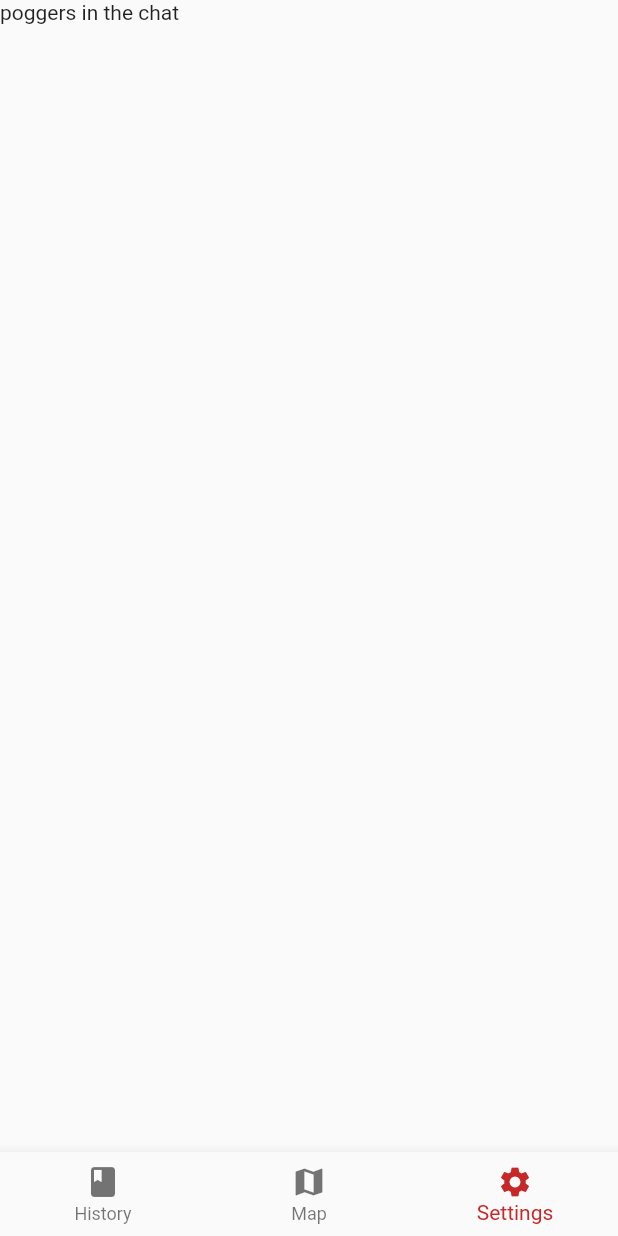
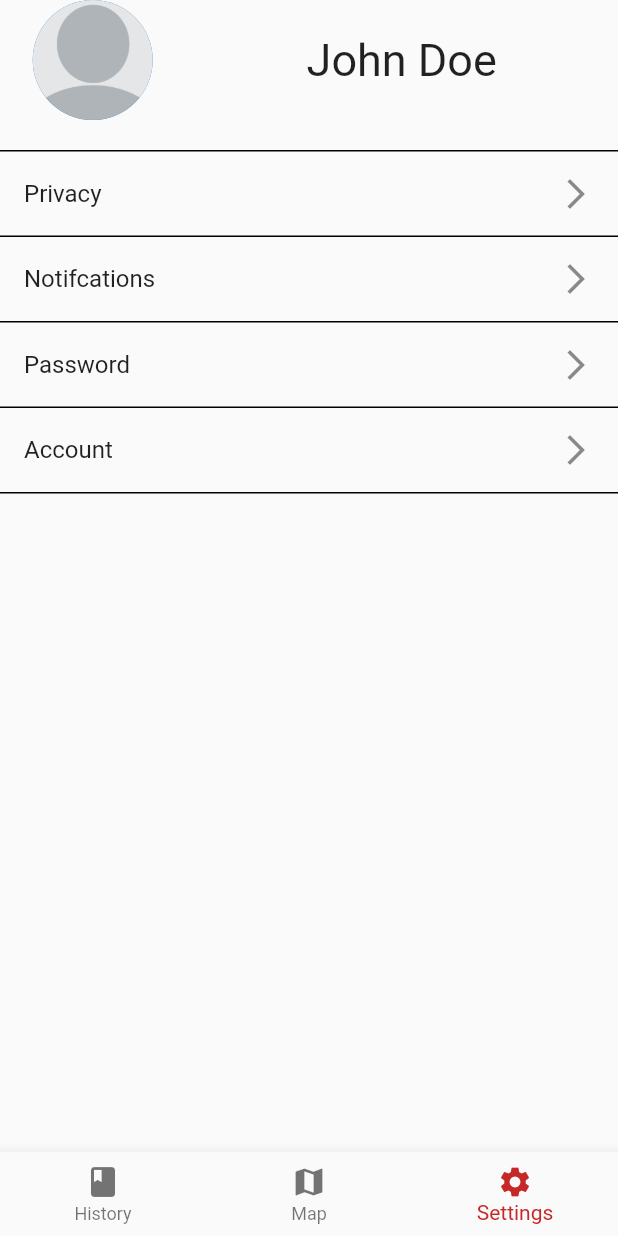
Before and after one commit to CameronNorrie/DevelAppers, a Flutter app: the BottomNav screen opened directly, item 3 of the bottom bar chosen, on a phone screen of 412 x 824 dp. Run offline on Flutter 3.47's test engine with Material 2 defaults, Android fonts, the light colour scheme and no system bars; our stand-ins replace google_maps_flutter.

Commit message:
Changes + added setting page

```diff
--- a/parkpal/lib/view/pages/Settings.dart
+++ b/parkpal/lib/view/pages/Settings.dart
@@ -1,8 +1,45 @@
 import 'package:flutter/material.dart';
 
-Widget settings(){
-  return SafeArea(child: SingleChildScrollView(
-    child:Column(
-      children: [Text("poggers in the chat")],
-    )));
+Widget settings() {
+  return SafeArea(
+      child: Column(
+    children: [
+      Container(
+          child: Row(
+        children: [
+          Expanded(
+              flex: 3,
+              child: CircleAvatar(
+                backgroundImage: AssetImage("asset/images/profile.png"),
+                radius: 40,
+              )),
+          Expanded(
+              flex: 7,
+              child: Text(
+                "John Doe",
+                style: TextStyle(fontSize: 30),
+                textAlign: TextAlign.center,
+              ))
+        ],
+      )),
+      Padding(padding: EdgeInsets.only(top: 20)),
+      ListTile(
+          title: Text("Privacy"),
+          shape: Border(top: BorderSide(), bottom: BorderSide()),
+          trailing: Icon(Icons.arrow_forward_ios)),
+      ListTile(
+          title: Text("Notifcations"),
+          shape: Border(bottom: BorderSide()),
+          trailing: Icon(Icons.arrow_forward_ios)),
+      ListTile(
+          title: Text("Password"),
+          shape: Border(bottom: BorderSide()),
+          trailing: Icon(Icons.arrow_forward_ios)),
+      ListTile(
+        title: Text("Account"),
+        shape: Border(bottom: BorderSide()),
+        trailing: Icon(Icons.arrow_forward_ios),
+      ),
+    ],
+  ));
 }
--- a/parkpal/pubspec.yaml
+++ b/parkpal/pubspec.yaml
@@ -64,6 +64,7 @@ flutter:
   # To add assets to your application, add an assets section, like this:
   assets:
   - asset/images/car.gif
+  - asset/images/profile.png
   #   - images/a_dot_ham.jpeg
 
   # An image asset can refer to one or more resolution-specific "variants", see
```
Also changed, not shown: parkpal/asset/images/profile.png (added), 1 other file.
